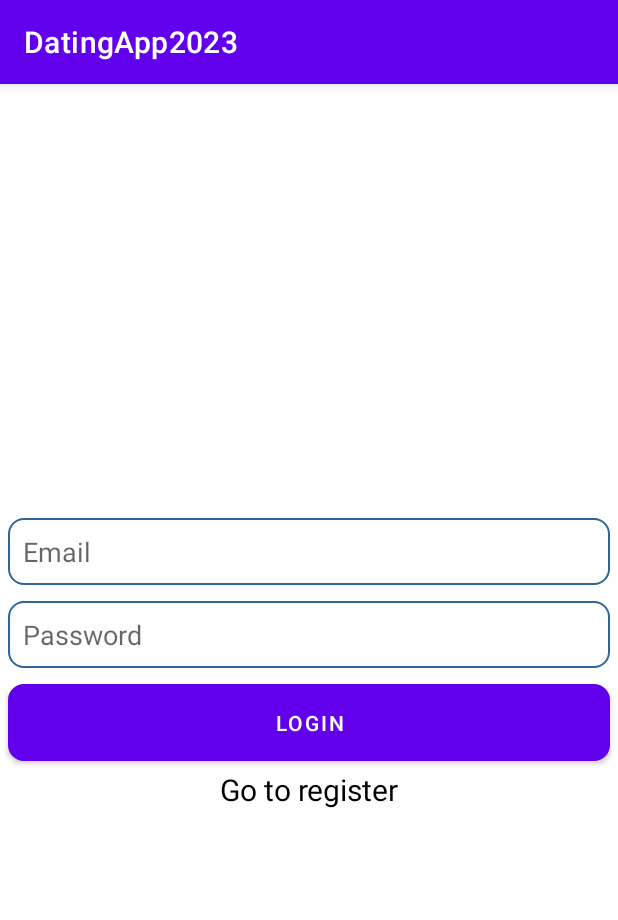
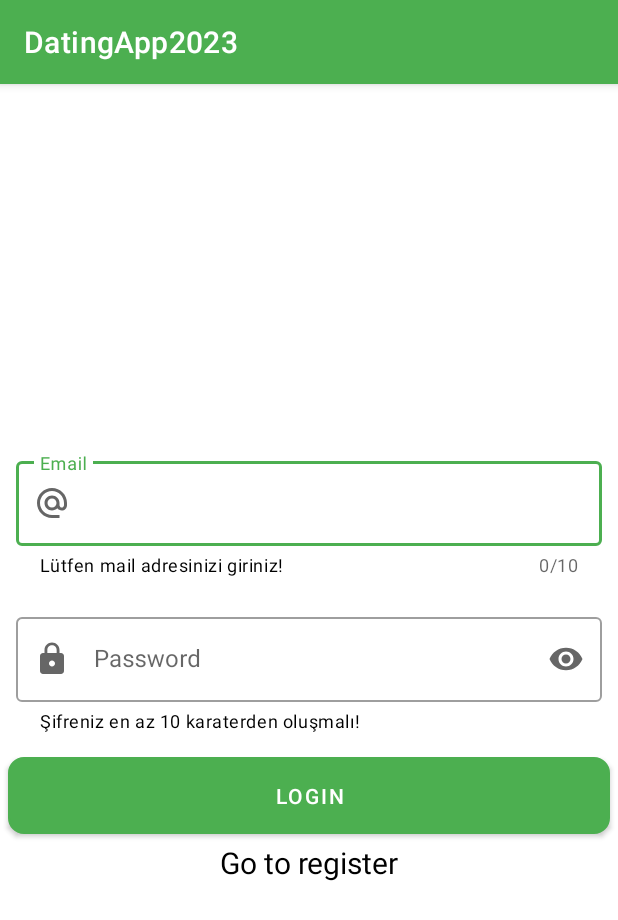
Before and after one commit to dogusipeksac/Dating-App-2023, an Android app: the screen it shows after launch (LoginActivity), on a phone screen of 412 x 824 dp. Shown: the top 920 px of the screen. Run offline under Robolectric (Android 15) with nearby library versions, the phone set to English and light mode, and no system bars; our stand-ins replace Firebase (no records; nobody signed in at launch, a user with empty details on screens opened directly).

Commit message:
design update

```diff
--- a/app/src/main/AndroidManifest.xml
+++ b/app/src/main/AndroidManifest.xml
@@ -26,7 +26,7 @@
             </intent-filter>
         </activity>
         <activity
-            android:name=".MainActivity"
+            android:name=".authentication.view.MainActivity"
             android:exported="false">
 
         </activity>
--- a/app/src/main/java/com/kube/datingapp2023/BaseActivity.java
+++ b/app/src/main/java/com/kube/datingapp2023/BaseActivity.java
@@ -24,4 +24,6 @@ public class BaseActivity extends AppCompatActivity {
     public void onBackPressed() {
         super.onBackPressed();
     }
+
+
 }
--- a/app/src/main/java/com/kube/datingapp2023/authentication/model/AppRepository.java
+++ b/app/src/main/java/com/kube/datingapp2023/authentication/model/AppRepository.java
@@ -63,7 +63,6 @@ public class AppRepository {
                         }
                     }
                 });
-
     }
     public void logOut(){
         firebaseAuth.signOut();
--- /dev/null
+++ b/app/src/main/java/com/kube/datingapp2023/authentication/model/User.java
@@ -0,0 +1,6 @@
+package com.kube.datingapp2023.authentication.model;
+
+public class User {
+    private String name;
+
+}
--- a/app/src/main/java/com/kube/datingapp2023/authentication/view/LoginActivity.java
+++ b/app/src/main/java/com/kube/datingapp2023/authentication/view/LoginActivity.java
@@ -2,16 +2,15 @@ package com.kube.datingapp2023.authentication.view;
 
 import android.content.Intent;
 import android.os.Bundle;
+import android.text.Editable;
+import android.text.TextWatcher;
 import android.view.View;
 import android.widget.Toast;
 
-import androidx.lifecycle.Observer;
 import androidx.lifecycle.ViewModelProvider;
 
 import com.kube.datingapp2023.BaseActivity;
-import com.kube.datingapp2023.MainActivity;
 import com.kube.datingapp2023.authentication.viewmodel.LoginViewModel;
-import com.kube.datingapp2023.authentication.viewmodel.RegisterViewModel;
 import com.kube.datingapp2023.databinding.ActivityLoginBinding;
 
 public class LoginActivity extends BaseActivity {
@@ -54,6 +53,28 @@ public class LoginActivity extends BaseActivity {
            startActivity(new Intent(this,RegisterActivity.class));
         });
         binding.loginButton.setOnClickListener(view -> loginViewModel.login(binding.emailEt.getText().toString(), binding.passwordEt.getText().toString()));
+
+        binding.emailEt.addTextChangedListener(new TextWatcher() {
+            @Override
+            public void beforeTextChanged(CharSequence charSequence, int start, int before, int count) {
+
+            }
+
+            @Override
+            public void onTextChanged(CharSequence charSequence,int start, int before, int count) {
+
+            }
+
+            @Override
+            public void afterTextChanged(Editable editable) {
+                if (editable.length()>10){
+                    binding.emailEt.setError("No More!");
+                }
+                else{
+                    binding.emailEt.setError(null);
+                }
+            }
+        });
     }
 
 }
--- a/app/src/main/java/com/kube/datingapp2023/MainActivity.java
+++ b/app/src/main/java/com/kube/datingapp2023/authentication/view/MainActivity.java
@@ -1,4 +1,4 @@
-package com.kube.datingapp2023;
+package com.kube.datingapp2023.authentication.view;
 
 import android.content.Intent;
 import android.os.Bundle;
@@ -9,6 +9,7 @@ import androidx.lifecycle.Observer;
 import androidx.lifecycle.ViewModelProvider;
 
 import com.google.firebase.auth.FirebaseUser;
+import com.kube.datingapp2023.BaseActivity;
 import com.kube.datingapp2023.authentication.view.LoginActivity;
 import com.kube.datingapp2023.authentication.view.RegisterActivity;
 import com.kube.datingapp2023.authentication.viewmodel.LoginViewModel;
--- a/app/src/main/java/com/kube/datingapp2023/authentication/view/RegisterActivity.java
+++ b/app/src/main/java/com/kube/datingapp2023/authentication/view/RegisterActivity.java
@@ -3,13 +3,12 @@ package com.kube.datingapp2023.authentication.view;
 import android.content.Intent;
 import android.os.Bundle;
 import android.view.View;
+import android.widget.TextView;
 import android.widget.Toast;
 
-import androidx.lifecycle.Observer;
 import androidx.lifecycle.ViewModelProvider;
 
 import com.kube.datingapp2023.BaseActivity;
-import com.kube.datingapp2023.MainActivity;
 import com.kube.datingapp2023.authentication.viewmodel.RegisterViewModel;
 import com.kube.datingapp2023.databinding.ActivityRegisterBinding;
 
--- /dev/null
+++ b/app/src/main/java/com/kube/datingapp2023/constans/Constants.java
@@ -0,0 +1,5 @@
+package com.kube.datingapp2023.constans;
+
+public class Constants {
+
+}
--- /dev/null
+++ b/app/src/main/res/drawable/ic_email.xml
@@ -0,0 +1,5 @@
+<vector android:height="24dp" android:tint="#000000"
+    android:viewportHeight="24" android:viewportWidth="24"
+    android:width="24dp" xmlns:android="http://schemas.android.com/apk/res/android">
+    <path android:fillColor="@android:color/white" android:pathData="M12,2C6.48,2 2,6.48 2,12s4.48,10 10,10h5v-2h-5c-4.34,0 -8,-3.66 -8,-8s3.66,-8 8,-8 8,3.66 8,8v1.43c0,0.79 -0.71,1.57 -1.5,1.57s-1.5,-0.78 -1.5,-1.57L17,12c0,-2.76 -2.24,-5 -5,-5s-5,2.24 -5,5 2.24,5 5,5c1.38,0 2.64,-0.56 3.54,-1.47 0.65,0.89 1.77,1.47 2.96,1.47 1.97,0 3.5,-1.6 3.5,-3.57L22,12c0,-5.52 -4.48,-10 -10,-10zM12,15c-1.66,0 -3,-1.34 -3,-3s1.34,-3 3,-3 3,1.34 3,3 -1.34,3 -3,3z"/>
+</vector>
--- /dev/null
+++ b/app/src/main/res/drawable/ic_eye.xml
@@ -0,0 +1,5 @@
+<vector android:height="24dp" android:tint="#000000"
+    android:viewportHeight="24" android:viewportWidth="24"
+    android:width="24dp" xmlns:android="http://schemas.android.com/apk/res/android">
+    <path android:fillColor="@android:color/white" android:pathData="M12,4.5C7,4.5 2.73,7.61 1,12c1.73,4.39 6,7.5 11,7.5s9.27,-3.11 11,-7.5c-1.73,-4.39 -6,-7.5 -11,-7.5zM12,17c-2.76,0 -5,-2.24 -5,-5s2.24,-5 5,-5 5,2.24 5,5 -2.24,5 -5,5zM12,9c-1.66,0 -3,1.34 -3,3s1.34,3 3,3 3,-1.34 3,-3 -1.34,-3 -3,-3z"/>
+</vector>
--- /dev/null
+++ b/app/src/main/res/drawable/ic_lock.xml
@@ -0,0 +1,5 @@
+<vector android:height="24dp" android:tint="#000000"
+    android:viewportHeight="24" android:viewportWidth="24"
+    android:width="24dp" xmlns:android="http://schemas.android.com/apk/res/android">
+    <path android:fillColor="@android:color/white" android:pathData="M18,8h-1L17,6c0,-2.76 -2.24,-5 -5,-5S7,3.24 7,6v2L6,8c-1.1,0 -2,0.9 -2,2v10c0,1.1 0.9,2 2,2h12c1.1,0 2,-0.9 2,-2L20,10c0,-1.1 -0.9,-2 -2,-2zM12,17c-1.1,0 -2,-0.9 -2,-2s0.9,-2 2,-2 2,0.9 2,2 -0.9,2 -2,2zM15.1,8L8.9,8L8.9,6c0,-1.71 1.39,-3.1 3.1,-3.1 1.71,0 3.1,1.39 3.1,3.1v2z"/>
+</vector>
--- a/app/src/main/res/layout/activity_login.xml
+++ b/app/src/main/res/layout/activity_login.xml
@@ -9,38 +9,64 @@
     tools:context=".authentication.view.LoginActivity">
 
 
-    <EditText
+
+        <com.google.android.material.textfield.TextInputLayout
+            app:startIconDrawable="@drawable/ic_email"
+            android:padding="5dp"
+            style="@style/Widget.MaterialComponents.TextInputLayout.OutlinedBox"
+            android:layout_width="match_parent"
+            android:layout_margin="5dp"
+            app:counterEnabled="true"
+            app:counterMaxLength="10"
+            app:helperText="@string/mail_info_string"
+            app:helperTextTextColor="#000000"
+            android:layout_height="wrap_content">
+
+
+            <com.google.android.material.textfield.TextInputEditText
+                android:id="@+id/email_et"
+                android:maxLength="10"
+                android:layout_width="match_parent"
+                android:layout_height="wrap_content"
+                android:hint="@string/email_string"
+                />
+        </com.google.android.material.textfield.TextInputLayout>
+        <com.google.android.material.textfield.TextInputLayout
+            style="@style/Widget.MaterialComponents.TextInputLayout.OutlinedBox"
+            android:layout_width="match_parent"
+            android:padding="5dp"
+            android:layout_height="wrap_content"
+            android:layout_margin="5dp"
+            app:endIconMode="password_toggle"
+            app:helperText="@string/password_info_string"
+            app:helperTextTextColor="#000000"
+            app:startIconDrawable="@drawable/ic_lock">
+
+            <com.google.android.material.textfield.TextInputEditText
+                android:id="@+id/password_et"
+                android:inputType="textPassword"
+                android:layout_width="match_parent"
+                android:layout_height="wrap_content"
+                android:maxLength="20"
+                android:hint="@string/password_string"/>
+        </com.google.android.material.textfield.TextInputLayout>
+
+    <Button
+        android:id="@+id/login_button"
+        android:layout_width="match_parent"
+        android:layout_height="wrap_content"
         android:layout_margin="5dp"
+        android:background="@drawable/rounded_edittext"
         android:padding="10dp"
-        android:background="@drawable/rounded_edittext"
-        android:hint="@string/email_string"
-        android:id="@+id/email_et"
+        android:text="@string/login_string" />
+
+    <TextView
+        android:id="@+id/register_tv"
         android:layout_width="match_parent"
-        android:layout_height="wrap_content"/>
-    <EditText
-
-        android:layout_margin="5dp"
-        android:padding="10dp"
-        android:background="@drawable/rounded_edittext"
-        android:hint="@string/password_string"
-        android:id="@+id/password_et"
-        android:layout_width="match_parent"
-        android:layout_height="wrap_content"/>
-    <Button
-        android:layout_margin="5dp"
-        android:padding="10dp"
-        android:background="@drawable/rounded_edittext"
-        android:id="@+id/login_button"
-        android:text="@string/login_string"
-        android:layout_width="match_parent"
-        android:layout_height="wrap_content"/>
-    <TextView
+        android:layout_height="wrap_content"
         android:gravity="center"
-        android:textSize="20sp"
+        android:text="@string/go_to_register_string"
         android:textColor="@color/black"
-        android:id="@+id/register_tv"
-        android:text="@string/go_to_register_string"
-        android:layout_width="match_parent"
-        android:layout_height="wrap_content"/>
+        android:textSize="20sp" />
 
 </LinearLayout>
--- a/app/src/main/res/layout/activity_main.xml
+++ b/app/src/main/res/layout/activity_main.xml
@@ -4,7 +4,7 @@
     xmlns:tools="http://schemas.android.com/tools"
     android:layout_width="match_parent"
     android:layout_height="match_parent"
-    tools:context=".MainActivity">
+    tools:context=".authentication.view.MainActivity">
 
     <Button
         android:id="@+id/sign_out_button"
--- a/app/src/main/res/values/colors.xml
+++ b/app/src/main/res/values/colors.xml
@@ -7,4 +7,6 @@
     <color name="teal_700">#FF018786</color>
     <color name="black">#FF000000</color>
     <color name="white">#FFFFFFFF</color>
+    <color name="yellow">#FFEB3B</color>
+    <color name="green">#4CAF50</color>
 </resources>
--- a/app/src/main/res/values/strings.xml
+++ b/app/src/main/res/values/strings.xml
@@ -7,6 +7,8 @@
     <string name="register_string">Register</string>
     <string name="go_to_register_string">Go to register</string>
     <string name="go_to_login_string">Go to login</string>
-    <string name="sign_out_string">Sign Out</string>
+    <string name="sign_out_string">Sign</string>
+    <string name="mail_info_string">Lütfen mail adresinizi giriniz!</string>
+    <string name="password_info_string">Şifreniz en az 10 karaterden oluşmalı!</string>
 
 </resources>
--- a/app/src/main/res/values/themes.xml
+++ b/app/src/main/res/values/themes.xml
@@ -2,8 +2,8 @@
     <!-- Base application theme. -->
     <style name="Theme.DatingApp2023" parent="Theme.MaterialComponents.DayNight.DarkActionBar">
         <!-- Primary brand color. -->
-        <item name="colorPrimary">@color/purple_500</item>
-        <item name="colorPrimaryVariant">@color/purple_700</item>
+        <item name="colorPrimary">@color/green</item>
+        <item name="colorPrimaryVariant">#8BC34A</item>
         <item name="colorOnPrimary">@color/white</item>
         <!-- Secondary brand color. -->
         <item name="colorSecondary">@color/teal_200</item>
```
Also changed, not shown: app/src/main/res/layout/activity_register.xml (+37 -13 lines).
